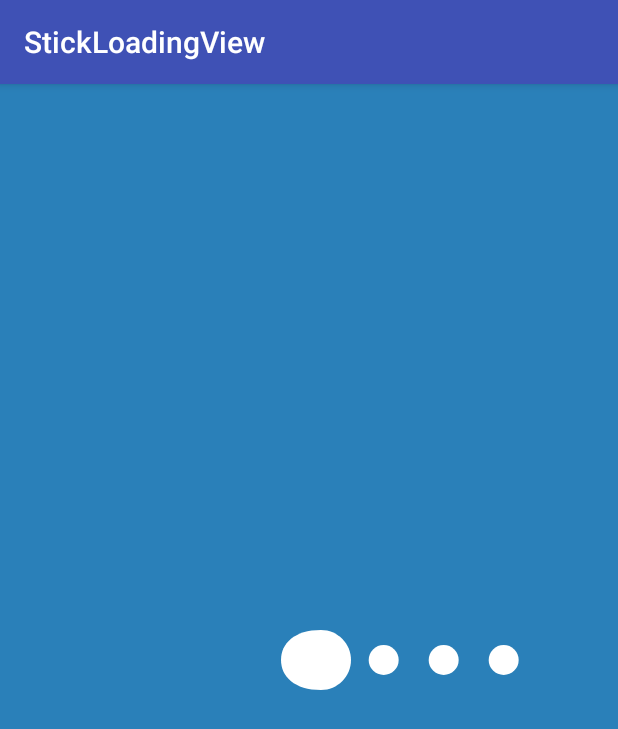
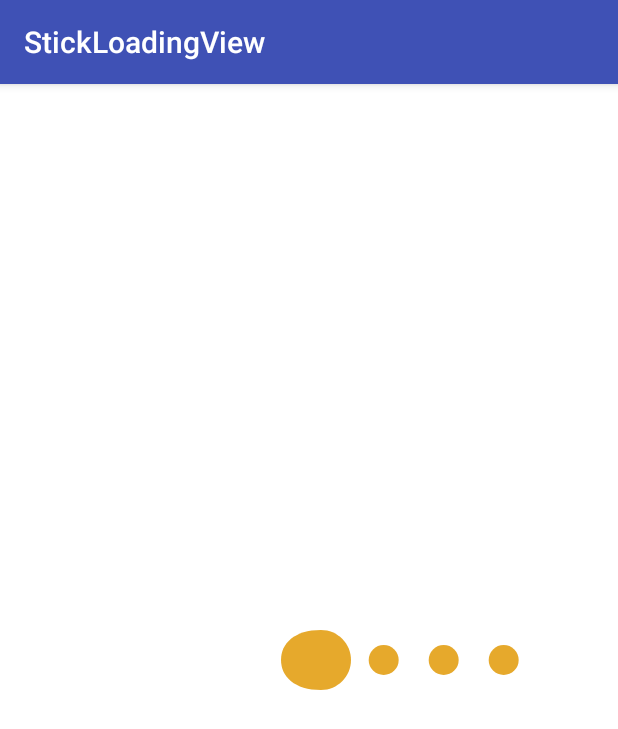
Before and after one commit to LinXiaoTao/StickLoadingView, an Android app: the screen it shows after launch (MainActivity), on a phone screen of 412 x 824 dp. Shown: the top 729 px of the screen. Run offline under Robolectric (Android 15) with nearby library versions, the phone set to English and light mode, and no system bars.

Commit message:
更新 新的gif图,加点颜色.

```diff
--- a/app/src/main/java/com/china/leo/stickloadingview/widget/CustomLoadingView.java
+++ b/app/src/main/java/com/china/leo/stickloadingview/widget/CustomLoadingView.java
@@ -89,6 +89,8 @@ public class CustomLoadingView extends View
     private static final int STATUS_LOADING = 1;
     /** 通过贝塞尔曲线绘制圆 */
     private static final float CIRCLE_VALUE = 0.551915024494f;
+    /** 线条颜色 */
+    private final static int[] COLORS = new int[]{0xFF7ECBDA, 0xFFE6A92C, 0xFFF0A0A5, 0xFF5ABA94};
 
     public CustomLoadingView(Context context)
     {
@@ -635,6 +637,7 @@ public class CustomLoadingView extends View
                 case STEP_ONE:
                     if (distance < (mMinPathDistance - mCenterDistance / 8))
                     {
+                        mPaint.setColor(COLORS[step]);
                         mIsPath = true;
                         mPathDistance = -distance;
 //                        Logger.d("min = %f,disatnce = %f",mMinDxistance,mPathDistance);
@@ -643,6 +646,7 @@ public class CustomLoadingView extends View
                 case STEP_TWO:
                     if (distance < mMinPathDistance)
                     {
+                        mPaint.setColor(COLORS[step]);
                         mIsPath = true;
                         mPathDistance = distance;
                     }
@@ -650,6 +654,7 @@ public class CustomLoadingView extends View
                 case STEP_THREE:
                     if (distance < (mMinPathDistance - mCenterDistance / 8))
                     {
+                        mPaint.setColor(COLORS[step]);
                         mIsPath = true;
                         mPathDistance = distance;
                     }
@@ -657,6 +662,7 @@ public class CustomLoadingView extends View
                 case STEP_FOUR:
                     if (distance < mMinPathDistance)
                     {
+                        mPaint.setColor(COLORS[step]);
                         mIsPath = true;
                         mPathDistance = -distance;
                     }
--- a/app/src/main/res/layout/activity_main.xml
+++ b/app/src/main/res/layout/activity_main.xml
@@ -4,7 +4,7 @@
     xmlns:tools="http://schemas.android.com/tools"
     android:layout_width="match_parent"
     android:layout_height="match_parent"
-    android:background="@color/loading_backgroup"
+    android:background="@android:color/white"
     tools:context="com.china.leo.stickloadingview.MainActivity">
 
     <com.china.leo.stickloadingview.widget.CustomLoadingView
```
Also changed, not shown: 1 other file.
